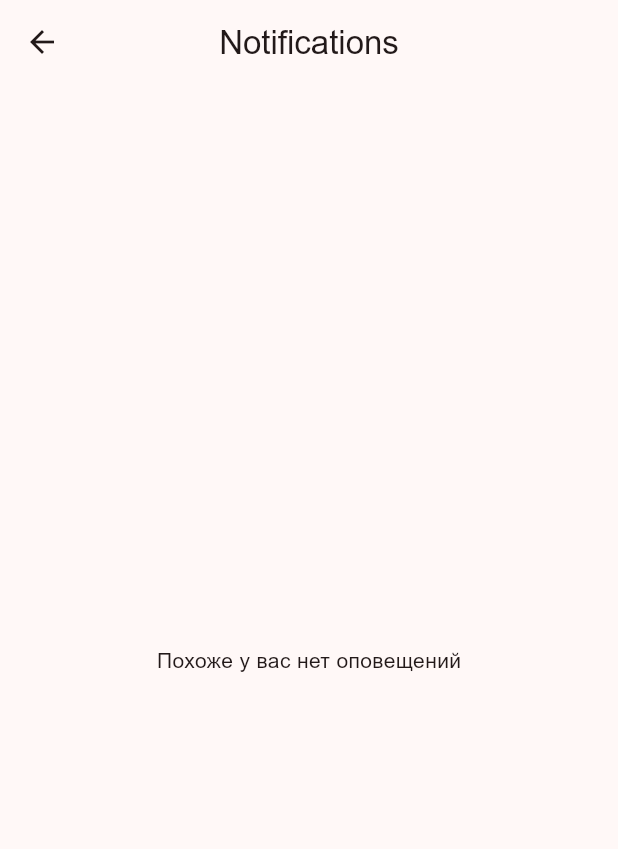
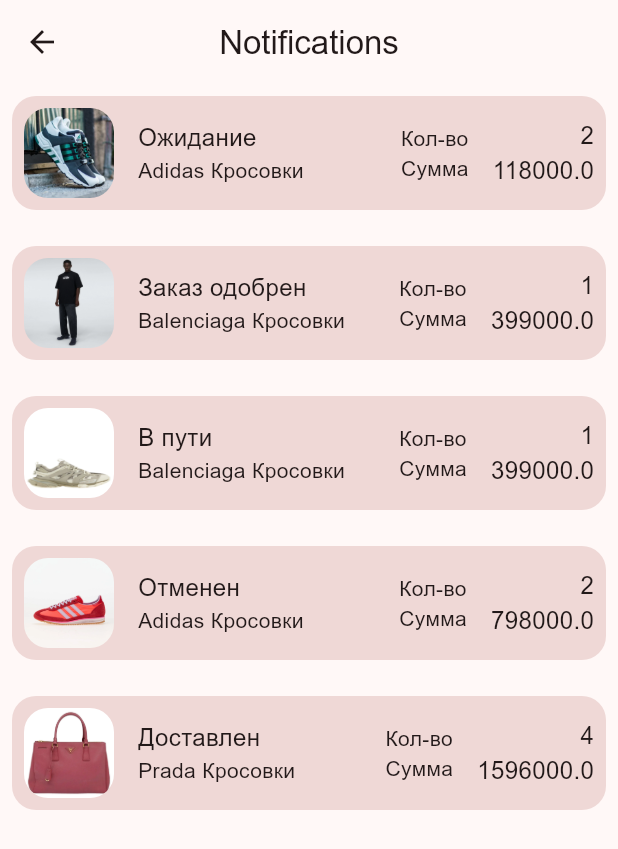
Before and after one commit to LumaMainProject/luma, a Flutter app: the PageBuyerNotifications screen opened directly, on a phone screen of 412 x 824 dp. Shown: the top 849 px of the screen. Run offline on Flutter 3.47's test engine with Material 3 defaults, Android fonts, the light colour scheme and no system bars; our stand-ins replace bloc, equatable, flutter_bloc, video_player.

Commit message:
Added notifications

```diff
--- a/lib/domain/buyer_bloc/buyer_account_bloc.dart
+++ b/lib/domain/buyer_bloc/buyer_account_bloc.dart
@@ -6,6 +6,7 @@
 import 'package:luma/global/classes/object_shop.dart';
 import 'package:luma/global/classes/object_user.dart';
 import 'package:luma/global/params/app_images.dart';
+import 'package:luma/global/saves/saves.dart';
 
 part 'buyer_account_event.dart';
 part 'buyer_account_state.dart';
@@ -30,7 +31,7 @@
       email: "example@email.com",
       creditCard: ["1234 5678 9012 3456"],
       name: "Tasha",
-      notifications: [],
+      notifications: SaveNotifications.notificationList,
       actualOrders: [],
       avatar: avatar,
       birthdate: DateTime(2000, 7, 11),
--- a/lib/global/classes/object_notification.dart
+++ b/lib/global/classes/object_notification.dart
@@ -1,18 +1,19 @@
 import 'package:luma/global/classes/object_item.dart';
 import 'package:luma/global/classes/object_shop.dart';
+import 'package:luma/global/params/app_notifications_status.dart';
 
 class ObjectNotification {
-  final String notification;
-  final String? description;
-  final ObjectShop? shop;
-  final ObjectItem? item;
+  final int amount;
+  final AppNotificationsStatus status;
+  final ObjectShop shop;
+  final ObjectItem item;
   final DateTime? time;
 
   const ObjectNotification({
-    required this.notification,
-    this.description,
-    this.item,
-    this.shop,
+    required this.amount,
+    required this.status,
+    required this.item,
+    required this.shop,
     this.time,
   });
 }
--- /dev/null
+++ b/lib/global/params/app_notifications_status.dart
@@ -0,0 +1,17 @@
+enum AppNotificationsStatus {
+  await,
+  confirmed,
+  inDelivery,
+  canseled,
+  delivered,
+}
+
+abstract class AppNotificationsStatusMap{
+  static final Map<AppNotificationsStatus, String> appNotificationsStatusMap = {
+    AppNotificationsStatus.await : "Ожидание",
+    AppNotificationsStatus.confirmed : "Заказ одобрен",
+    AppNotificationsStatus.inDelivery : "В пути",
+    AppNotificationsStatus.canseled : "Отменен",
+    AppNotificationsStatus.delivered : "Доставлен",
+  };
+}
--- a/lib/global/saves/saves.dart
+++ b/lib/global/saves/saves.dart
@@ -1,7 +1,54 @@
 import 'package:luma/global/classes/object_item.dart';
+import 'package:luma/global/classes/object_notification.dart';
 import 'package:luma/global/classes/object_shop.dart';
 import 'package:luma/global/params/app_images.dart';
+import 'package:luma/global/params/app_notifications_status.dart';
 import 'package:luma/global/params/app_videos.dart';
+
+abstract class SaveNotifications {
+  static final ObjectNotification await = ObjectNotification(
+    amount: 2,
+    status: AppNotificationsStatus.await,
+    item: SaveItem.adidas_1,
+    shop: SaveShop.adidas,
+  );
+
+  static final ObjectNotification confirmed = ObjectNotification(
+    amount: 1,
+    status: AppNotificationsStatus.confirmed,
+    item: SaveItem.balenciaga_4,
+    shop: SaveShop.balenciaga,
+  );
+
+  static final ObjectNotification inDelivery = ObjectNotification(
+    amount: 1,
+    status: AppNotificationsStatus.inDelivery,
+    item: SaveItem.balenciaga_2,
+    shop: SaveShop.balenciaga,
+  );
+
+  static final ObjectNotification canseled = ObjectNotification(
+    amount: 2,
+    status: AppNotificationsStatus.canseled,
+    item: SaveItem.adidas_3,
+    shop: SaveShop.adidas,
+  );
+
+  static final ObjectNotification delivered = ObjectNotification(
+    amount: 4,
+    status: AppNotificationsStatus.delivered,
+    item: SaveItem.prada_3,
+    shop: SaveShop.prada,
+  );
+
+  static final List<ObjectNotification> notificationList = [
+    await,
+    confirmed,
+    inDelivery,
+    canseled,
+    delivered,
+  ];
+}
 
 abstract class SaveLists {
   static final List<ObjectItem> itemList = [
@@ -27,11 +74,7 @@
     followers: 13000,
     rating: 4,
     video: AppVideos.adidasVideo,
-    items: [
-      SaveItem.adidas_1,
-      SaveItem.adidas_2,
-      SaveItem.adidas_3,
-    ]
+    items: [SaveItem.adidas_1, SaveItem.adidas_2, SaveItem.adidas_3],
   );
 
   static final ObjectShop prada = ObjectShop(
@@ -46,7 +89,7 @@
       SaveItem.prada_2,
       SaveItem.prada_3,
       SaveItem.prada_4,
-    ]
+    ],
   );
 
   static final ObjectShop balenciaga = ObjectShop(
@@ -61,7 +104,7 @@
       SaveItem.balenciaga_2,
       SaveItem.balenciaga_3,
       SaveItem.balenciaga_4,
-    ]
+    ],
   );
 }
 
@@ -80,7 +123,7 @@
     price: 59000,
     quantity: 38,
     reviews: 4,
-    itemSold: 39
+    itemSold: 39,
   );
 
   static final ObjectItem adidas_2 = ObjectItem(
@@ -96,7 +139,7 @@
     price: 399000,
     quantity: 49,
     reviews: 4,
-    itemSold: 28
+    itemSold: 28,
   );
 
   static final ObjectItem adidas_3 = ObjectItem(
@@ -112,7 +155,7 @@
     price: 399000,
     quantity: 49,
     reviews: 4,
-    itemSold: 34
+    itemSold: 34,
   );
 
   // PRADA
@@ -129,7 +172,7 @@
     price: 399000,
     quantity: 49,
     reviews: 4,
-    itemSold: 49
+    itemSold: 49,
   );
 
   static final ObjectItem prada_2 = ObjectItem(
@@ -142,7 +185,7 @@
     price: 399000,
     quantity: 49,
     reviews: 4,
-    itemSold: 17
+    itemSold: 17,
   );
 
   static final ObjectItem prada_3 = ObjectItem(
@@ -158,7 +201,7 @@
     price: 399000,
     quantity: 49,
     reviews: 4,
-    itemSold: 17
+    itemSold: 17,
   );
 
   static final ObjectItem prada_4 = ObjectItem(
@@ -170,7 +213,7 @@
     price: 399000,
     quantity: 49,
     reviews: 4,
-    itemSold: 27
+    itemSold: 27,
   );
 
   // BALENCIAGA
@@ -187,7 +230,7 @@
     price: 399000,
     quantity: 49,
     reviews: 4,
-    itemSold: 14
+    itemSold: 14,
   );
 
   static final ObjectItem balenciaga_2 = ObjectItem(
@@ -199,7 +242,7 @@
     price: 399000,
     quantity: 49,
     reviews: 4,
-    itemSold: 3
+    itemSold: 3,
   );
 
   static final ObjectItem balenciaga_3 = ObjectItem(
@@ -211,7 +254,7 @@
     price: 399000,
     quantity: 49,
     reviews: 4,
-    itemSold: 21
+    itemSold: 21,
   );
 
   static final ObjectItem balenciaga_4 = ObjectItem(
@@ -227,6 +270,6 @@
     price: 399000,
     quantity: 49,
     reviews: 4,
-    itemSold: 18
+    itemSold: 18,
   );
 }
--- a/lib/ui/pages/buyer/page_buyer_notifications.dart
+++ b/lib/ui/pages/buyer/page_buyer_notifications.dart
@@ -1,7 +1,7 @@
 import 'package:flutter/material.dart';
 import 'package:flutter_bloc/flutter_bloc.dart';
 import 'package:luma/domain/buyer_bloc/buyer_account_bloc.dart';
-import 'package:luma/global/params/app_icons.dart';
+import 'package:luma/ui/widgets/widget_buyer_notification.dart';
 
 class PageBuyerNotifications extends StatelessWidget {
   const PageBuyerNotifications({super.key});
@@ -17,7 +17,7 @@
           appBar: AppBar(
             elevation: 0,
             scrolledUnderElevation: 0,
-            backgroundColor: Colors.transparent,
+            //backgroundColor: Colors.transparent,
             centerTitle: true,
             title: Text("Notifications"),
           ),
@@ -26,18 +26,16 @@
               ? const Center(child: Text("Похоже у вас нет оповещений"))
               : ListView.separated(
                   itemBuilder: (context, index) {
-                    return ListTile(
-                      leading: Icon(AppIcons.account),
-                      title: Text("Title"),
-                      subtitle: Text("Subtitle"),
-                      trailing: IconButton(
-                        onPressed: () {},
-                        icon: Icon(Icons.list),
+                    return Padding(
+                      padding: const EdgeInsets.all(8),
+                      child: WidgetBuyerNotification(
+                        notification: state.notifications[index],
                       ),
                     );
                   },
-                  separatorBuilder: (context, index) => Divider(),
-                  itemCount: 20,
+                  separatorBuilder: (context, index) =>
+                      const SizedBox(height: 8),
+                  itemCount: state.notifications.length,
                 ),
         );
       },
--- /dev/null
+++ b/lib/ui/widgets/widget_buyer_notification.dart
@@ -0,0 +1,78 @@
+import 'package:flutter/material.dart';
+import 'package:luma/global/classes/object_notification.dart';
+import 'package:luma/global/params/app_colors.dart';
+import 'package:luma/global/params/app_notifications_status.dart';
+import 'package:luma/global/params/app_text_styles.dart';
+
+class WidgetBuyerNotification extends StatelessWidget {
+  final ObjectNotification notification;
+  const WidgetBuyerNotification({super.key, required this.notification});
+
+  @override
+  Widget build(BuildContext context) {
+    return Container(
+      padding: EdgeInsets.all(8),
+      decoration: const BoxDecoration(
+        borderRadius: BorderRadius.all(Radius.circular(16)),
+        color: AppColors.vanillaIce,
+      ),
+      child: Row(
+        children: [
+          // Image
+          ClipRRect(
+            borderRadius: BorderRadiusGeometry.all(Radius.circular(16)),
+            child: Image(
+              image: notification.item.images[0],
+              fit: BoxFit.fill,
+              width: 60,
+              height: 60,
+            ),
+          ),
+
+          const SizedBox(width: 16),
+
+          // Order confirmation
+          Column(
+            crossAxisAlignment: CrossAxisAlignment.start,
+            children: [
+              Text(
+                AppNotificationsStatusMap.appNotificationsStatusMap[notification
+                        .status] ??
+                    "Error", maxLines: 1, style: AppTextStyles.description,
+              ),
+
+              Text(notification.item.itemName, maxLines: 1,),
+            ],
+          ),
+
+          Spacer(),
+
+          // Amount and price text
+          Column(
+            crossAxisAlignment: CrossAxisAlignment.start,
+            children: [Text("Кол-во", maxLines: 1,), Text("Сумма", maxLines: 1,)],
+          ),
+
+          const SizedBox(width: 16),
+
+          // Amount and price params
+          Column(
+            crossAxisAlignment: CrossAxisAlignment.end,
+            children: [
+              Text(
+                notification.amount.toString(),
+                style: AppTextStyles.description,
+                maxLines: 1,
+              ),
+              Text(
+                "${notification.amount * notification.item.price}",
+                style: AppTextStyles.description,
+                maxLines: 1,
+              ),
+            ],
+          ),
+        ],
+      ),
+    );
+  }
+}
```
Also changed, not shown: 4 other files.
